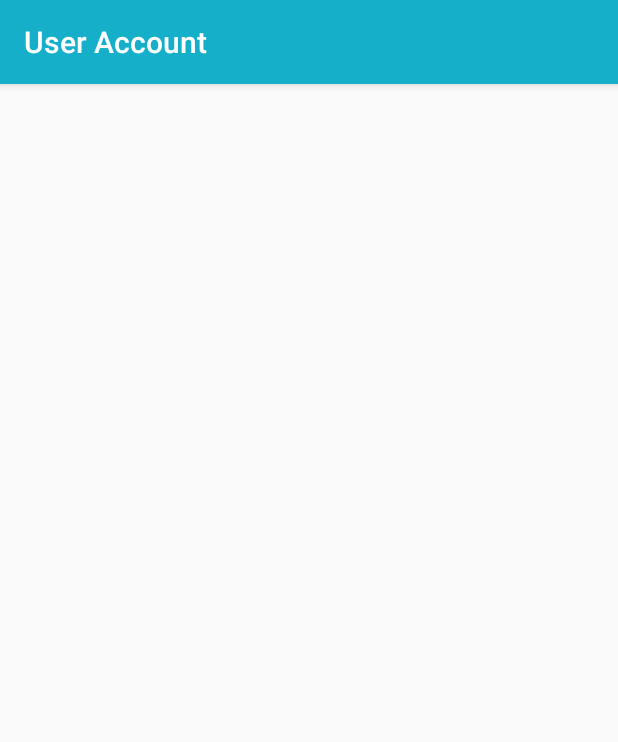
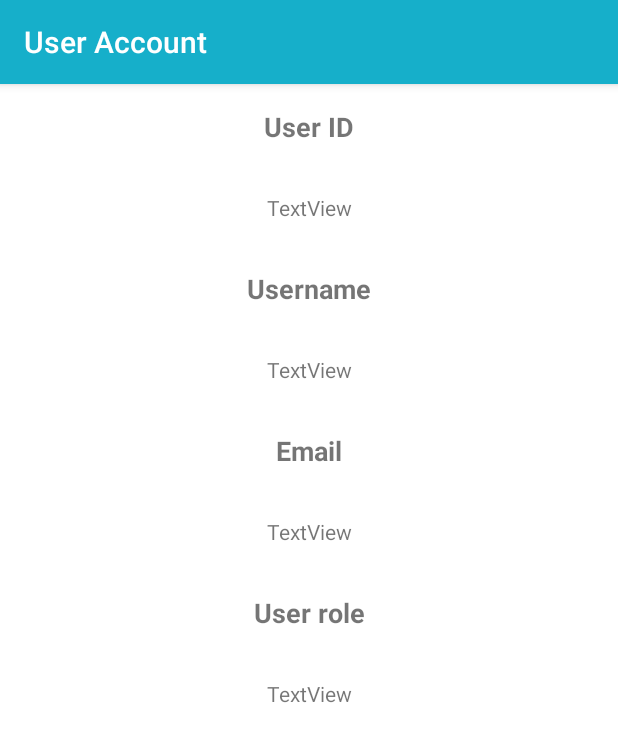
Before and after one commit to lam-ngo/Financial-tool_Android, an Android app: the UserAccountActivity screen opened directly, with no data from a screen before it, on a phone screen of 412 x 824 dp. Shown: the top 742 px of the screen. Run offline under Robolectric (Android 15) with nearby library versions, the phone set to English and light mode, and no system bars.

Commit message:
Modified user account UI

```diff
--- a/app/src/main/res/layout/activity_user_account.xml
+++ b/app/src/main/res/layout/activity_user_account.xml
@@ -1,9 +1,80 @@
 <?xml version="1.0" encoding="utf-8"?>
-<android.support.constraint.ConstraintLayout xmlns:android="http://schemas.android.com/apk/res/android"
-    xmlns:app="http://schemas.android.com/apk/res-auto"
+<LinearLayout
+    xmlns:android="http://schemas.android.com/apk/res/android"
     xmlns:tools="http://schemas.android.com/tools"
     android:layout_width="match_parent"
     android:layout_height="match_parent"
+    android:background="@color/primary_background"
+    android:orientation="vertical"
     tools:context="lamngo.financialtool.UserAccountActivity">
 
-</android.support.constraint.ConstraintLayout>
+
+    <TextView
+        android:layout_width="match_parent"
+        android:layout_height="wrap_content"
+        android:padding="16dp"
+        android:text="User ID"
+        android:textAlignment="center"
+        android:textSize="18sp"
+        android:textStyle="bold" />
+
+    <TextView
+        android:id="@+id/user_account_id"
+        android:layout_width="match_parent"
+        android:layout_height="wrap_content"
+        android:padding="16dp"
+        android:textAlignment="center"
+        android:text="TextView" />
+
+    <TextView
+        android:layout_width="match_parent"
+        android:layout_height="wrap_content"
+        android:padding="16dp"
+        android:text="Username"
+        android:textAlignment="center"
+        android:textSize="18sp"
+        android:textStyle="bold" />
+
+    <TextView
+        android:id="@+id/user_account_name"
+        android:layout_width="match_parent"
+        android:layout_height="wrap_content"
+        android:padding="16dp"
+        android:textAlignment="center"
+        android:text="TextView" />
+
+    <TextView
+        android:layout_width="match_parent"
+        android:layout_height="wrap_content"
+        android:padding="16dp"
+        android:text="Email"
+        android:textAlignment="center"
+        android:textSize="18sp"
+        android:textStyle="bold" />
+
+    <TextView
+        android:id="@+id/user_account_email"
+        android:layout_width="match_parent"
+        android:layout_height="wrap_content"
+        android:padding="16dp"
+        android:textAlignment="center"
+        android:text="TextView" />
+
+    <TextView
+        android:layout_width="match_parent"
+        android:layout_height="wrap_content"
+        android:padding="16dp"
+        android:text="User role"
+        android:textAlignment="center"
+        android:textSize="18sp"
+        android:textStyle="bold" />
+
+    <TextView
+        android:id="@+id/user_account_role"
+        android:layout_width="match_parent"
+        android:layout_height="wrap_content"
+        android:padding="16dp"
+        android:textAlignment="center"
+        android:text="TextView" />
+
+</LinearLayout>
```
